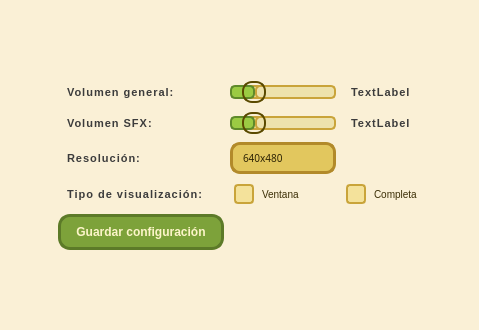
Qt form views/configuracion.ui (AdriTg00/Launcher_Videojuego) before a commit.
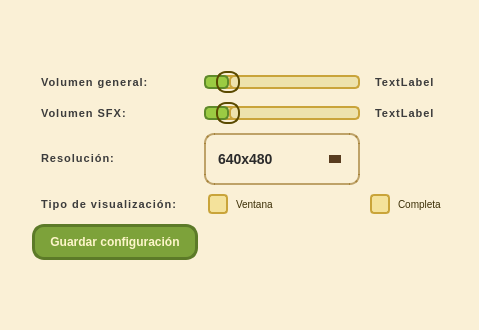
The same form after that commit. Icons and pictures are not drawn.

Patch:
```diff
--- a/views/configuracion.ui
+++ b/views/configuracion.ui
@@ -108,51 +108,84 @@
     <widget class="QComboBox" name="resolucion">
      <property name="maximumSize">
       <size>
-       <width>150</width>
+       <width>180</width>
        <height>50</height>
       </size>
      </property>
      <property name="font">
       <font>
-       <family>Press Start 2P</family>
+       <family>Arial</family>
        <pointsize>-1</pointsize>
+       <bold>true</bold>
       </font>
      </property>
      <property name="styleSheet">
-      <string notr="true">QComboBox {
-    background-color: #E2C75E;       /* Amarillo más oscuro */
-    border: 3px solid #B28A2A;       /* Dorado oscuro */
+      <string notr="true">/* --- ComboBox principal --- */
+QComboBox {
+    font-family: &quot;Arial&quot;;
+    font-size: 14px;
+    font-weight: bold;
+    padding: 6px 30px 6px 12px;
+    min-height: 36px;
     border-radius: 10px;
-    padding: 5px 10px;
-    font-size: 10px;
-    color: #2E2404;                  /* Marrón oscuro para contraste */
+    background: qlineargradient(
+        x1: 0, y1: 0, x2: 0, y2: 1,
+        stop: 0 rgba(246, 226, 143, 255),
+        stop: 1 rgba(236, 198, 70, 255)
+    );
+    color: #2b2b2b;              /* texto oscuro, visible */
+    border: 2px solid rgba(150, 110, 30, 0.6);
 }
 
-QComboBox:hover {
-    background-color: #D8B84C;       /* Más brillante al pasar el ratón */
-    border: 3px solid #C99A25;
-}
-
+/* --- Flecha de desplegable --- */
 QComboBox::drop-down {
+    subcontrol-origin: padding;
+    subcontrol-position: top right;
+    width: 36px;
     border: none;
     background: transparent;
-    width: 25px;
 }
 
 QComboBox::down-arrow {
-    image: url(down_arrow.png);      /* Si tienes una flecha pixelada, ponla aquí */
-    width: 10px;
-    height: 10px;
+    width: 0;
+    height: 0;
+    margin-right: 10px;
+    border-left: 6px solid transparent;
+    border-right: 6px solid transparent;
+    border-top: 8px solid rgba(70, 40, 10, 0.9); /* color de la flecha */
 }
 
-/* --- LISTA DESPLEGABLE --- */
+/* --- Cuando el combo está presionado --- */
+QComboBox:on {
+    background: qlineargradient(
+        x1: 0, y1: 0, x2: 0, y2: 1,
+        stop: 0 rgba(240, 210, 110, 255),
+        stop: 1 rgba(230, 180, 60, 255)
+    );
+}
+
+/* --- Lista desplegable --- */
 QComboBox QAbstractItemView {
-    background-color: #EFD77A;       /* Un tono intermedio */
-    border: 2px solid #B28A2A;
-    selection-background-color: #D8B84C;
-    selection-color: #2E2404;
-    outline: none;
-    font-size: 10px;
+    outline: 0;
+    background: #fff9e6; /* tono beige claro */
+    color: #2b2b2b;       /* texto oscuro */
+    border: 1px solid rgba(150, 110, 30, 0.6);
+    padding: 6px;
+    border-radius: 6px;
+    selection-background-color: rgba(245, 234, 180, 255);
+    selection-color: black; /* texto visible al seleccionar */
+}
+
+/* --- Items de la lista --- */
+QComboBox::item {
+    color: #2b2b2b;
+    background: transparent;
+    padding: 4px 10px;
+}
+
+QComboBox::item:selected {
+    background: rgba(245, 234, 180, 255);
+    color: black;
 }
 </string>
      </property>
```
Left out of the diff: 610 changed lines with no effect on the pictures.
